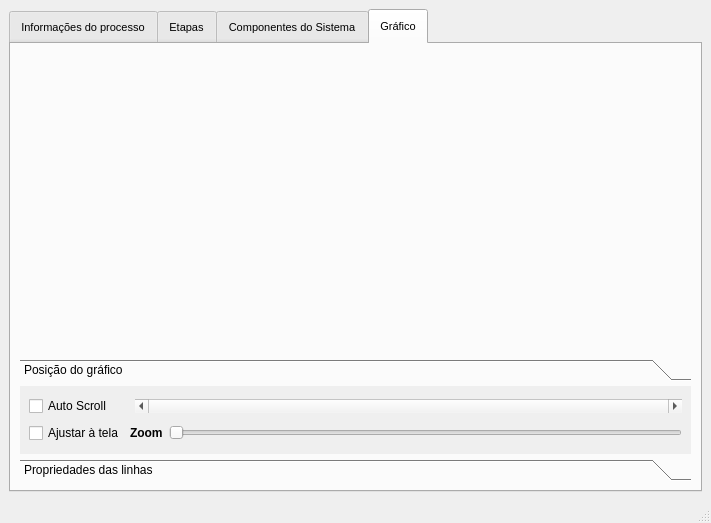
The window that mainwindow.ui (cristhianwb/BebumBrew) describes before a commit, drawn with Qt 5.
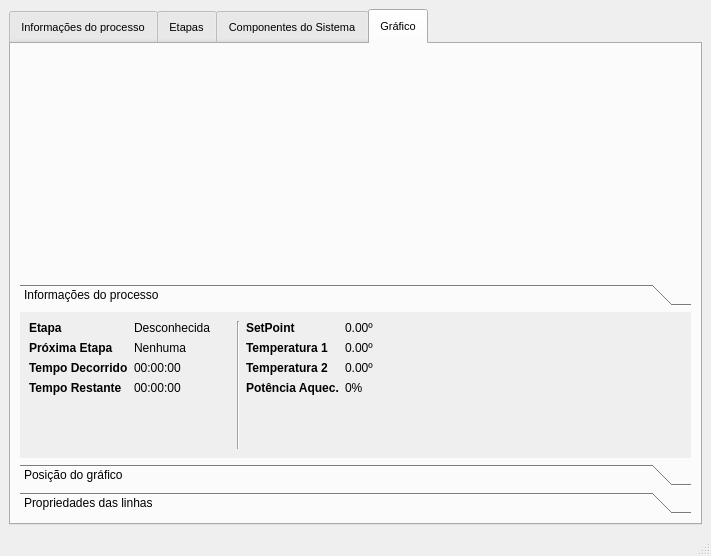
The same window after the commit. The open tabs and pages were chosen to show the change. Icons and pictures are not drawn.

Commit message: Adicionada informações do processo na aba gráficos

Patch:
```diff
--- a/mainwindow.ui
+++ b/mainwindow.ui
@@ -7,7 +7,7 @@
     <x>0</x>
     <y>0</y>
     <width>711</width>
-    <height>523</height>
+    <height>556</height>
    </rect>
   </property>
   <property name="windowTitle">
@@ -64,7 +64,10 @@
        </attribute>
        <layout class="QHBoxLayout" name="tabProcInfoLay">
         <item>
-         <layout class="QFormLayout" name="formLayout_3">
+         <layout class="QFormLayout" name="procInfoLay">
+          <property name="sizeConstraint">
+           <enum>QLayout::SetMaximumSize</enum>
+          </property>
           <property name="fieldGrowthPolicy">
            <enum>QFormLayout::AllNonFixedFieldsGrow</enum>
           </property>
@@ -936,7 +939,7 @@
         <item>
          <widget class="QToolBox" name="toolBox">
           <property name="sizePolicy">
-           <sizepolicy hsizetype="Preferred" vsizetype="Maximum">
+           <sizepolicy hsizetype="Expanding" vsizetype="Expanding">
             <horstretch>0</horstretch>
             <verstretch>0</verstretch>
            </sizepolicy>
@@ -960,8 +963,217 @@
            <enum>QFrame::Plain</enum>
           </property>
           <property name="tabSpacing">
-           <number>5</number>
+           <number>6</number>
           </property>
+          <widget class="QWidget" name="pageProcInfo">
+           <property name="geometry">
+            <rect>
+             <x>0</x>
+             <y>0</y>
+             <width>657</width>
+             <height>118</height>
+            </rect>
+           </property>
+           <attribute name="label">
+            <string>Informações do processo</string>
+           </attribute>
+           <layout class="QHBoxLayout" name="horizontalLayout_3">
+            <item>
+             <layout class="QFormLayout" name="formLayout_3">
+              <property name="rightMargin">
+               <number>20</number>
+              </property>
+              <item row="0" column="0">
+               <widget class="QLabel" name="label_10">
+                <property name="font">
+                 <font>
+                  <weight>75</weight>
+                  <bold>true</bold>
+                 </font>
+                </property>
+                <property name="text">
+                 <string>Etapa</string>
+                </property>
+               </widget>
+              </item>
+              <item row="0" column="1">
+               <widget class="QLabel" name="label_11">
+                <property name="text">
+                 <string>Desconhecida</string>
+                </property>
+               </widget>
+              </item>
+              <item row="1" column="0">
+               <widget class="QLabel" name="label_16">
+                <property name="font">
+                 <font>
+                  <weight>75</weight>
+                  <bold>true</bold>
+                 </font>
+                </property>
+                <property name="text">
+                 <string>Próxima Etapa</string>
+                </property>
+               </widget>
+              </item>
+              <item row="1" column="1">
+               <widget class="QLabel" name="label_17">
+                <property name="text">
+                 <string>Nenhuma</string>
+                </property>
+               </widget>
+              </item>
+              <item row="2" column="0">
+               <widget class="QLabel" name="label_18">
+                <property name="font">
+                 <font>
+                  <weight>75</weight>
+                  <bold>true</bold>
+                 </font>
+                </property>
+                <property name="text">
+                 <string>Tempo Decorrido</string>
+                </property>
+               </widget>
+              </item>
+              <item row="3" column="0">
+               <widget class="QLabel" name="label_19">
+                <property name="font">
+                 <font>
+                  <weight>75</weight>
+                  <bold>true</bold>
+                 </font>
+                </property>
+                <property name="text">
+                 <string>Tempo Restante</string>
+                </property>
+               </widget>
+              </item>
+              <item row="2" column="1">
+               <widget class="QLabel" name="label_20">
+                <property name="text">
+                 <string>00:00:00</string>
+                </property>
+               </widget>
+              </item>
+              <item row="3" column="1">
+               <widget class="QLabel" name="label_21">
+                <property name="text">
+                 <string>00:00:00</string>
+                </property>
+               </widget>
+              </item>
+             </layout>
+            </item>
+            <item>
+             <widget class="Line" name="line">
+              <property name="orientation">
+               <enum>Qt::Vertical</enum>
+              </property>
+             </widget>
+            </item>
+            <item>
+             <layout class="QFormLayout" name="formLayout_4">
+              <property name="rightMargin">
+               <number>20</number>
+              </property>
+              <item row="0" column="0">
+               <widget class="QLabel" name="label_14">
+                <property name="font">
+                 <font>
+                  <weight>75</weight>
+                  <bold>true</bold>
+                 </font>
+                </property>
+                <property name="text">
+                 <string>SetPoint</string>
+                </property>
+               </widget>
+              </item>
+              <item row="0" column="1">
+               <widget class="QLabel" name="label_15">
+                <property name="text">
+                 <string>0.00º</string>
+                </property>
+               </widget>
+              </item>
+              <item row="1" column="0">
+               <widget class="QLabel" name="label_22">
+                <property name="font">
+                 <font>
+                  <weight>75</weight>
+                  <bold>true</bold>
+                 </font>
+                </property>
+                <property name="text">
+                 <string>Temperatura 1</string>
+                </property>
+               </widget>
+              </item>
+              <item row="1" column="1">
+               <widget class="QLabel" name="label_23">
+                <property name="text">
+                 <string>0.00º</string>
+                </property>
+               </widget>
+              </item>
+              <item row="2" column="0">
+               <widget class="QLabel" name="label_24">
+                <property name="font">
+                 <font>
+                  <weight>75</weight>
+                  <bold>true</bold>
+                 </font>
+                </property>
+                <property name="text">
+                 <string>Temperatura 2</string>
+                </property>
+               </widget>
+              </item>
+              <item row="2" column="1">
+               <widget class="QLabel" name="label_25">
+                <property name="text">
+                 <string>0.00º</string>
+                </property>
+               </widget>
+              </item>
+              <item row="3" column="0">
+               <widget class="QLabel" name="label_26">
+                <property name="font">
+                 <font>
+                  <weight>75</weight>
+                  <bold>true</bold>
+                 </font>
+                </property>
+                <property name="text">
+                 <string>Potência Aquec.</string>
+                </property>
+               </widget>
+              </item>
+              <item row="3" column="1">
+               <widget class="QLabel" name="label_27">
+                <property name="text">
+                 <string>0%</string>
+                </property>
+               </widget>
+              </item>
+             </layout>
+            </item>
+            <item>
+             <spacer name="horizontalSpacer_2">
+              <property name="orientation">
+               <enum>Qt::Horizontal</enum>
+              </property>
+              <property name="sizeHint" stdset="0">
+               <size>
+                <width>40</width>
+                <height>20</height>
+               </size>
+              </property>
+             </spacer>
+            </item>
+           </layout>
+          </widget>
           <widget class="QWidget" name="PageChartPos">
            <property name="geometry">
             <rect>
```
Left out of the diff: 12 changed lines with no effect on the pictures. The commit also changes 3 other files.
